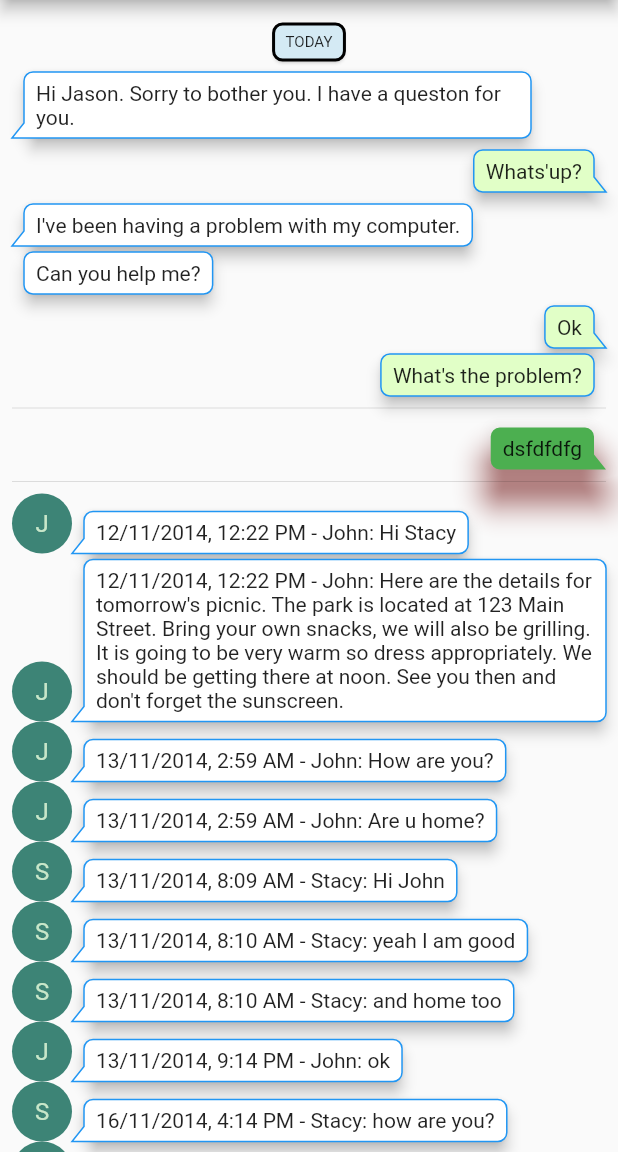
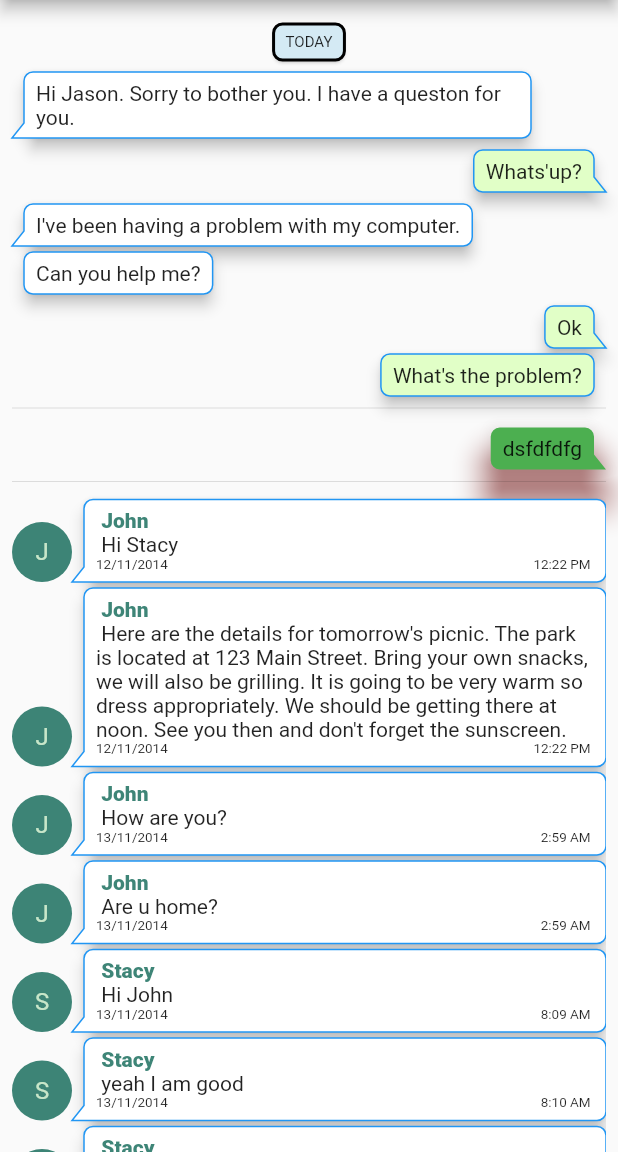
Before and after one commit to maxgdev/whatsapp_chat_viewer, a Flutter app: the screen it shows after launch, after a tap on an icon or button, on a phone screen of 412 x 824 dp, the part 84-1236 px from its top. Run offline on Flutter 3.47's test engine with Material 2 defaults, Android fonts, the phone set to English and light mode, and no system bars; drawn by our look-alikes of bubble; our stand-ins replace permission_handler; missing offline and left inert: filesystem_picker.

Commit message:
Added more styling to chat bubble contents

```diff
--- a/lib/chat_details.dart
+++ b/lib/chat_details.dart
@@ -64,17 +64,6 @@ class _ChatDetailsScreenState extends State<ChatDetailsScreen> {
     margin: BubbleEdges.only(top: 8, left: 50),
     alignment: Alignment.topRight,
   );
-
-  // parseLine(String txtLine, int index) {
-  //   var dateToken, restToken, nameToken, textToken;
-  //   var tokenList;
-  //   dateToken = txtLine.split("-")[0];
-  //   restToken = txtLine.split("-")[1];
-  //   nameToken = restToken.split(":")[0];
-  //   textToken = restToken.split(":")[1];
-  //   tokenList = [dateToken, nameToken, textToken];
-  //   return tokenList[index];
-  // }
 
   @override
   Widget build(BuildContext context) {
@@ -158,24 +147,40 @@ class _ChatDetailsScreenState extends State<ChatDetailsScreen> {
                 itemCount: _chatConversation.length,
                 itemBuilder: (context, index) {
                   // return Text(_chatConversation[index]);
-                  return  Row(
+                  return Row(
                     crossAxisAlignment: CrossAxisAlignment.end,
                     children: [
                       CircleAvatar(
                         backgroundColor: ChatColors.whatsAppGreen,
                         // foregroundColor: Colors.white,
                         // child: Text(_chatConversation[index][0]),
-                        child: Text("${parseLine(_chatConversation[index], 1)[1]}"),
+                        child: Text("${parseLine(_chatConversation[index], 2)[1]}"),
                       ),
                       Expanded(
                         child: Bubble(
                           style: styleSomebody,
                           margin: BubbleEdges.only(top: 4),
                           showNip: true,
-                          child: Text(_chatConversation[index]
-                            // "${parseLine(_chatConversation[index], 0)}"
-                            // "${parseLine(_chatConversation[index], 2)}"
-                            ),
+                          child: Column(
+                            crossAxisAlignment: CrossAxisAlignment.start,
+                            children: [
+                              Text("${parseLine(_chatConversation[index], 2)}",
+                              style: TextStyle(fontWeight: FontWeight.w800, color: ChatColors.whatsAppGreen),
+                              ),
+                              Text("${parseLine(_chatConversation[index], 3)}"
+                                ),
+                              Row(
+                                mainAxisAlignment: MainAxisAlignment.spaceAround,
+                                children: [
+                                  Expanded(child: Text("${parseLine(_chatConversation[index], 0)}",
+                                  style: TextStyle(fontSize: 9))),
+                                  Text("${parseLine(_chatConversation[index], 1)}",
+                                  style: TextStyle(fontSize: 9)
+                                  ),
+                                ],
+                              ),
+                            ],
+                          ),
                         ),
                       ),
                     ],
--- a/lib/chats.dart
+++ b/lib/chats.dart
@@ -14,7 +14,7 @@ class ChatsState extends State<Chats> {
       date: "1/24/21",
       time: "11:27 AM",
       name: "Gates",
-      message: "I am a meglomaniacal, genocidal racist billiaare twat",
+      message: "I am a meglomaniacal, genocidal racist billionare twat",
       fileAttached: ""
     ),
     Chat(
--- a/lib/parse_line.dart
+++ b/lib/parse_line.dart
@@ -1,12 +1,15 @@
 // Function to parse line string fronm text fiile
 parseLine(String txtLine, int index) {
 
-    var dateToken, restToken, nameToken, textToken;
+    var tempToken, dateToken, timeToken, restToken, nameToken, textToken;
     var tokenList;
-    dateToken = txtLine.split("-")[0];
+    tempToken = txtLine.split("-")[0];
+    dateToken = tempToken.split(",")[0];
+    timeToken = tempToken.split(",")[1];
     restToken = txtLine.split("-")[1];
     nameToken = restToken.split(":")[0];
     textToken = restToken.split(":")[1];
-    tokenList = [dateToken, nameToken, textToken];
+    tokenList = [dateToken, timeToken, nameToken, textToken];
+    // 0 dateToken, 1 timeToken, 2 nameToken, 3 textToken
     return tokenList[index];
 }
```
